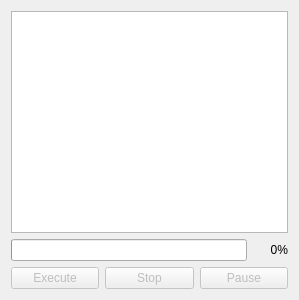
First picture: the form in src/windows/gcode-player.ui, repository flux3dp/swiftray, before the edit.
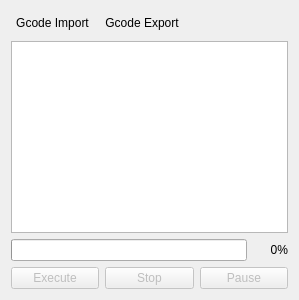
Second picture: the form after the edit. Icons and pictures are not drawn.

Commit message: Add export and import buttons on gcode editor (#84)

Patch:
```diff
--- a/src/windows/gcode-player.ui
+++ b/src/windows/gcode-player.ui
@@ -26,6 +26,114 @@
    <string>Dialog</string>
   </property>
   <layout class="QVBoxLayout" name="verticalLayout">
+   <item>
+    <layout class="QHBoxLayout" name="horizontalLayoutTopBtns">
+     <property name="sizeConstraint">
+      <enum>QLayout::SetDefaultConstraint</enum>
+     </property>
+     <item>
+      <widget class="QToolButton" name="importBtn">
+       <property name="sizePolicy">
+        <sizepolicy hsizetype="Fixed" vsizetype="Fixed">
+         <horstretch>0</horstretch>
+         <verstretch>0</verstretch>
+        </sizepolicy>
+       </property>
+       <property name="minimumSize">
+        <size>
+         <width>24</width>
+         <height>24</height>
+        </size>
+       </property>
+       <property name="cursor">
+        <cursorShape>PointingHandCursor</cursorShape>
+       </property>
+       <property name="toolTip">
+        <string extracomment="Gcode Import"/>
+       </property>
+       <property name="styleSheet">
+        <string notr="true">QToolButton { border: none; } QToolButton::hover { border: none; background-color: transparent }</string>
+       </property>
+       <property name="text">
+        <string>Gcode Import</string>
+       </property>
+       <property name="icon">
+        <iconset resource="../../qml.qrc">
+         <normaloff>:/images/icon-import.png</normaloff>:/images/icon-import.png</iconset>
+       </property>
+       <property name="iconSize">
+        <size>
+         <width>20</width>
+         <height>20</height>
+        </size>
+       </property>
+       <property name="autoRepeat">
+        <bool>false</bool>
+       </property>
+       <property name="autoExclusive">
+        <bool>false</bool>
+       </property>
+       <property name="popupMode">
+        <enum>QToolButton::DelayedPopup</enum>
+       </property>
+       <property name="toolButtonStyle">
+        <enum>Qt::ToolButtonIconOnly</enum>
+       </property>
+       <property name="arrowType">
+        <enum>Qt::NoArrow</enum>
+       </property>
+      </widget>
+     </item>
+     <item>
+      <widget class="QToolButton" name="exportBtn">
+       <property name="minimumSize">
+        <size>
+         <width>24</width>
+         <height>24</height>
+        </size>
+       </property>
+       <property name="cursor">
+        <cursorShape>PointingHandCursor</cursorShape>
+       </property>
+       <property name="styleSheet">
+        <string notr="true">QToolButton { border: none; } QToolButton::hover { border: none; background-color: transparent }</string>
+       </property>
+       <property name="text">
+        <string>Gcode Export</string>
+       </property>
+       <property name="icon">
+        <iconset resource="../../qml.qrc">
+         <normaloff>:/images/icon-export.png</normaloff>:/images/icon-export.png</iconset>
+       </property>
+       <property name="iconSize">
+        <size>
+         <width>20</width>
+         <height>20</height>
+        </size>
+       </property>
+       <property name="autoRaise">
+        <bool>false</bool>
+       </property>
+       <property name="arrowType">
+        <enum>Qt::NoArrow</enum>
+       </property>
+      </widget>
+     </item>
+     <item>
+      <spacer name="horizontalSpacer">
+       <property name="orientation">
+        <enum>Qt::Horizontal</enum>
+       </property>
+       <property name="sizeHint" stdset="0">
+        <size>
+         <width>40</width>
+         <height>20</height>
+        </size>
+       </property>
+      </spacer>
+     </item>
+    </layout>
+   </item>
    <item>
     <widget class="QPlainTextEdit" name="gcodeText"/>
    </item>
```
Left out of the diff: 4 changed lines with no effect on the pictures. The commit also changes 4 other files.
